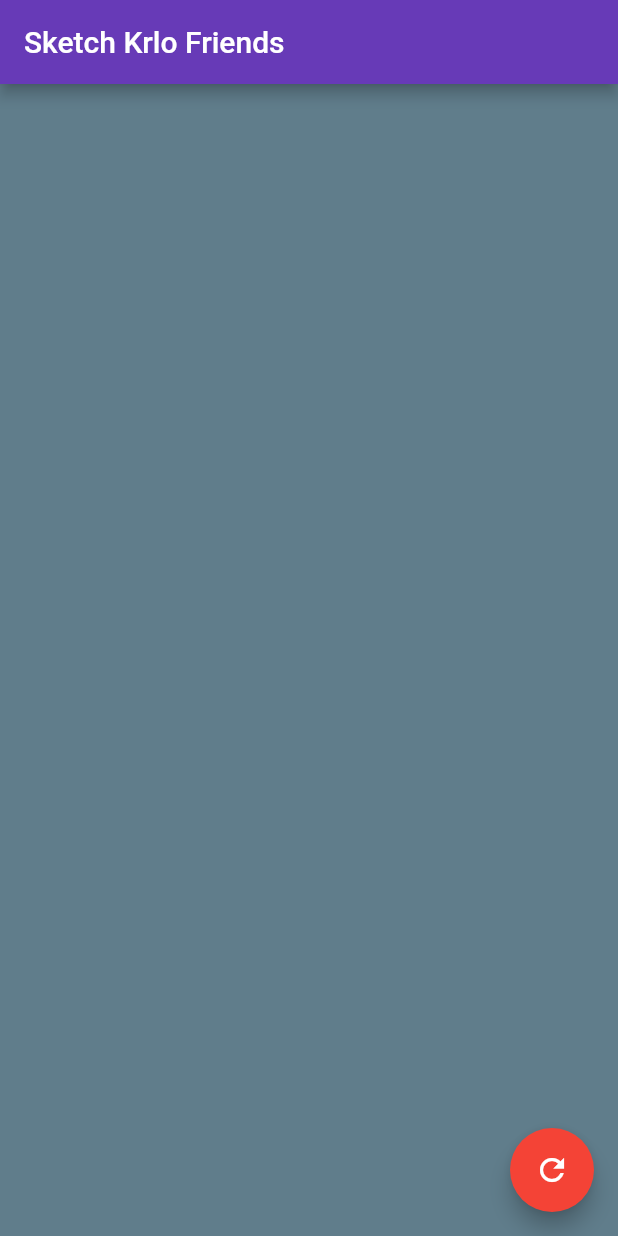
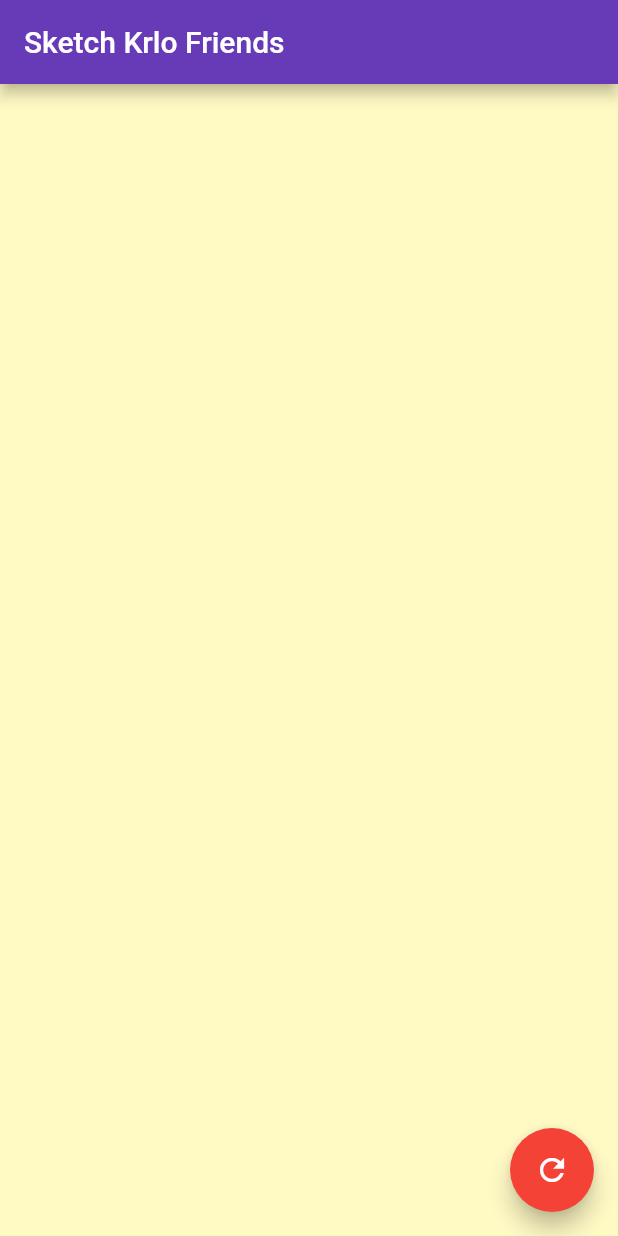
Before and after one commit to AadumKhor/sketch-music, a Flutter app: the screen it shows after launch, on a phone screen of 412 x 824 dp. Run offline on Flutter 3.47's test engine with Material 2 defaults, Android fonts, the phone set to English and light mode, and no system bars.

Commit message:
Update main.dart

```diff
--- a/lib/main.dart
+++ b/lib/main.dart
@@ -34,7 +34,7 @@ class _MyHomePageState extends State<MyHomePage> {
       height: MediaQuery.of(context).size.height,
       padding: EdgeInsets.all(4.0),
       alignment: Alignment.topLeft,
-      color: Colors.blueGrey,
+      color: Colors.yellow[100],
       child: CustomPaint(
         painter: Sketcher(points),
       ),
@@ -94,7 +94,7 @@ class Sketcher extends CustomPainter {
   void paint(Canvas canvas, Size size) {
     //properties of the paint used to draw
     Paint paint = new Paint()
-      ..color = Colors.black
+      ..color = Colors.blue
       ..strokeCap = StrokeCap.round
       ..strokeWidth = 4.0;
 
```
